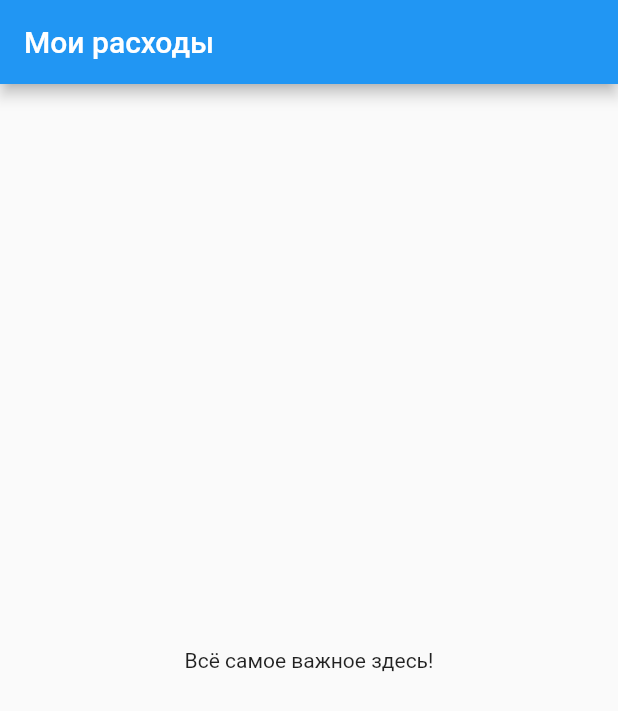
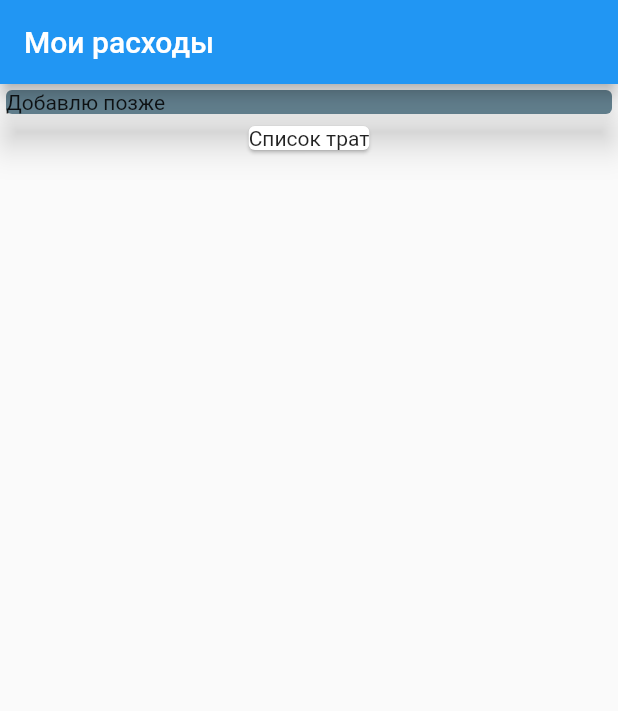
Before and after one commit to VladKodletov/my_expenses, a Flutter app: the screen it shows after launch, on a phone screen of 412 x 824 dp. Shown: the top 711 px of the screen. Run offline on Flutter 3.47's test engine with Material 2 defaults, Android fonts, the phone set to English and light mode, and no system bars.

Commit message:
add start card

```diff
--- a/lib/main.dart
+++ b/lib/main.dart
@@ -24,12 +24,23 @@ class MyHomePage extends StatelessWidget {
   @override
   Widget build(BuildContext context) {
     return Scaffold(
-      appBar: AppBar(
-        title: Text('Мои расходы'),
-      ),
-      body: Center(
-        child: Text('Всё самое важное здесь!'),
-      ),
-    );
+        appBar: AppBar(
+          title: Text('Мои расходы'),
+        ),
+        body: Column(
+          children: <Widget>[
+            Container(
+              width: double.infinity,
+              child: Card(
+                color: Colors.blueGrey,
+                child: Text('Добавлю позже'),
+                elevation: 10,
+              ),
+            ),
+            Card(
+              child: Text('Список трат'),
+            ),
+          ],
+        ));
   }
 }
--- a/textcourse/01flutterMaxS.dart
+++ b/textcourse/01flutterMaxS.dart
@@ -101,3 +101,7 @@
 ///
 ///null Value & Null Safety
 ///
+///Виджет Card принимает ширину child, но только если нет родителя, который
+///устанавливает четко определенную ширину
+///
+///
```
